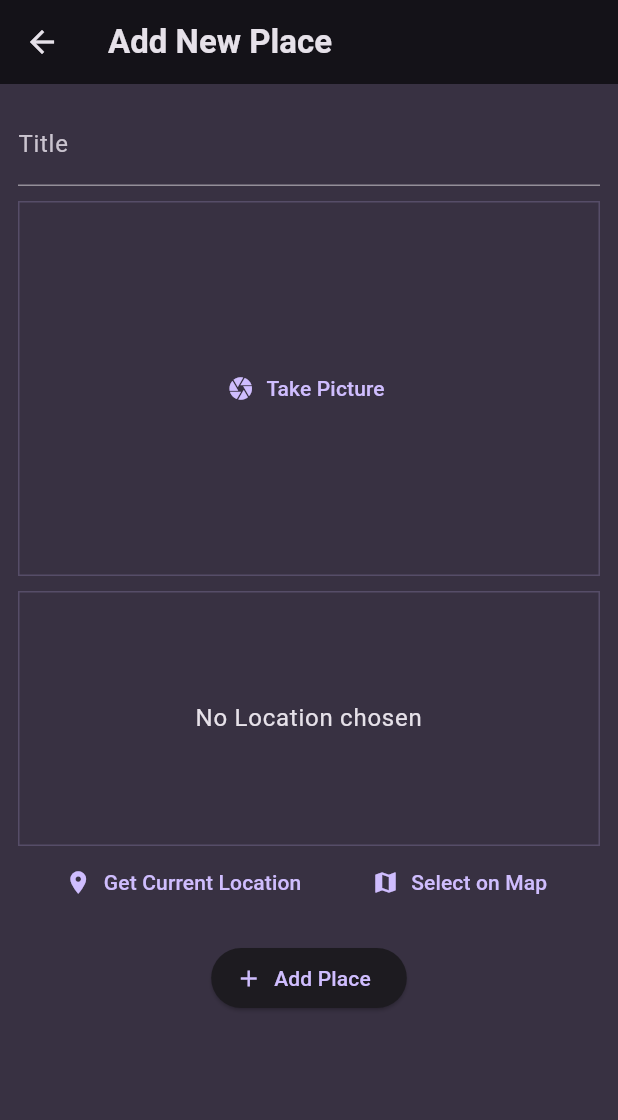
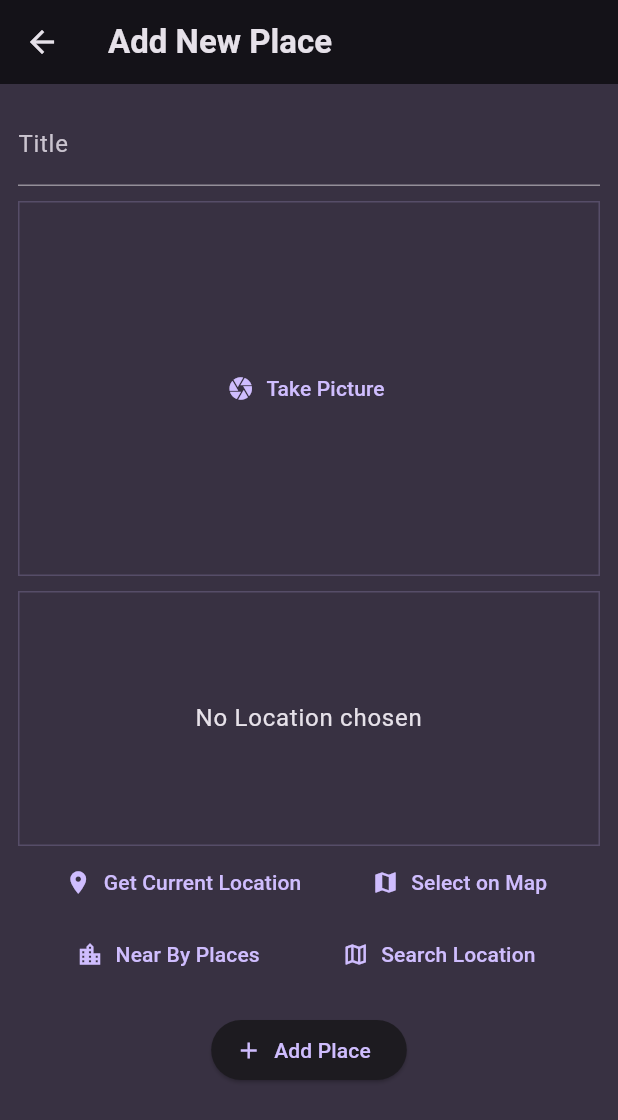
Before and after one commit to oandeliz/favoriteplaces, a Flutter app: the AddPlaceScreen screen opened directly, on a phone screen of 412 x 824 dp. Shown: the top 1120 px of the screen. Run offline on Flutter 3.47's test engine with Material 3 defaults, Android fonts, the phone set to English and light mode, and no system bars; our stand-ins replace flutter_riverpod, google_fonts, google_maps_flutter, image_picker, location.

Commit message:
added buttons for search and nearby locations

```diff
--- a/lib/widgets/location_input.dart
+++ b/lib/widgets/location_input.dart
@@ -156,6 +156,20 @@ class _LocationInputState extends State<LocationInput> {
             ),
           ],
         ),
+        Row(mainAxisAlignment: MainAxisAlignment.spaceEvenly, children: [
+          TextButton.icon(
+            onPressed: () {},
+            icon: const Icon(Icons.location_city),
+            label: const Text('Near By Places'),
+          ),
+          TextButton.icon(
+            onPressed: () {
+              _selectOnMap();
+            },
+            icon: const Icon(Icons.map_outlined),
+            label: const Text('Search Location'),
+          ),
+        ])
       ],
     );
   }
```
Also changed, not shown: lib/screens/near_locations.dart (added, +19 -0 lines).
